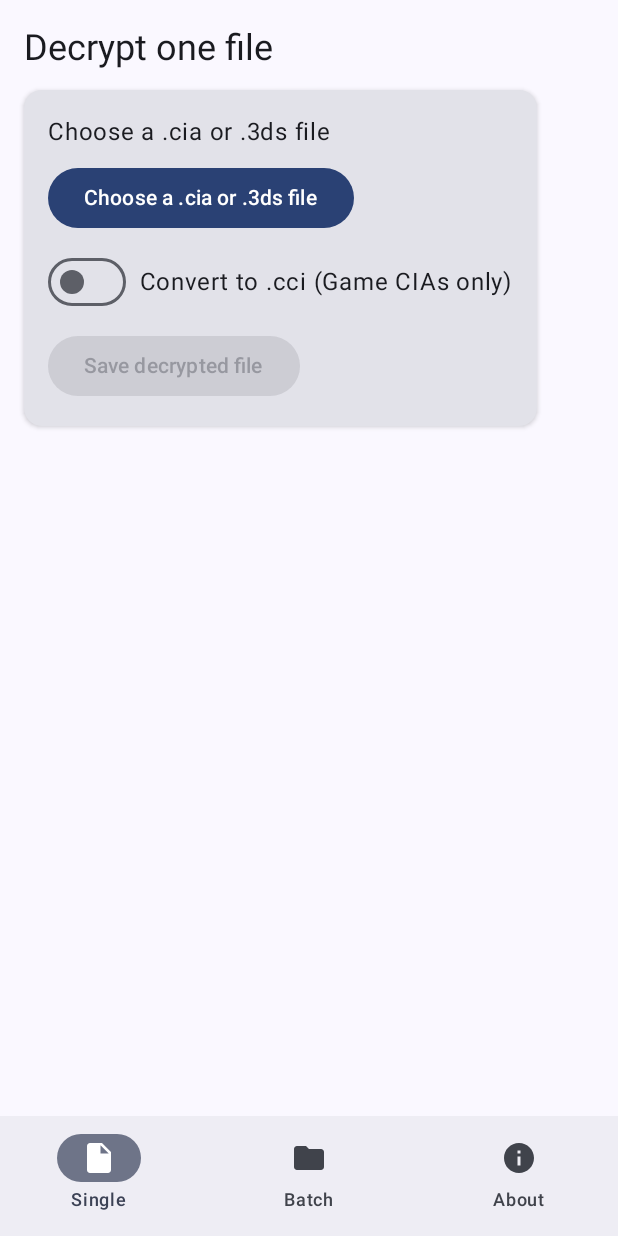
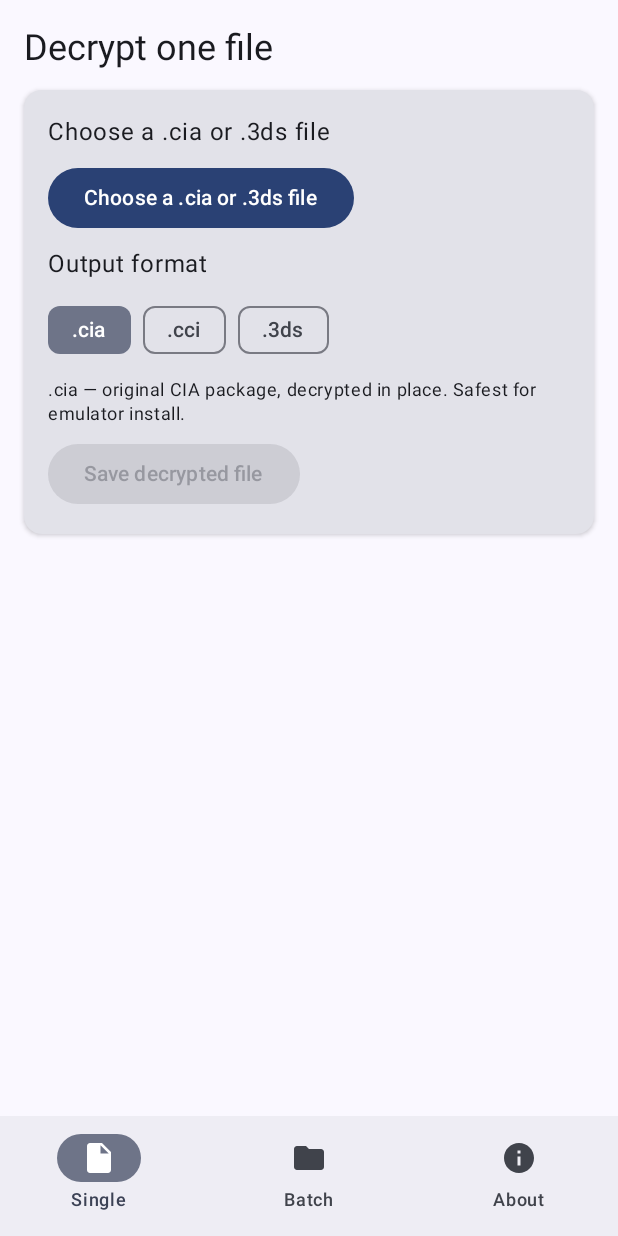
Before and after one commit to Hinoaaaaaf212/cia3ds-android, an Android app built with Jetpack Compose: the screen it shows after launch (MainActivity), on a phone screen of 412 x 824 dp. Run offline under Robolectric (Android 15) with nearby library versions, the light colour scheme and no system bars; our stand-ins replace navigation suite.

Commit message:
Replace wantCci boolean with three-way OutputFormat selector

```diff
--- a/app/src/main/java/io/github/cia3ds/jni/Cia3ds.kt
+++ b/app/src/main/java/io/github/cia3ds/jni/Cia3ds.kt
@@ -26,7 +26,9 @@ class Cia3ds private constructor(private val appCtx: Context) {
 
     /** Native entrypoint; returns 0 on success, 10 if the input was already
      *  decrypted (and the original bytes were copied to the output), or any
-     *  other non-zero value on failure. */
+     *  other non-zero value on failure. The native side treats Cci and
+     *  ThreeDs identically; the only difference at the Kotlin layer is the
+     *  suggested file extension. */
     private external fun nativeDecryptCia(
         inFd: Int,
         outFd: Int,
@@ -50,7 +52,7 @@ class Cia3ds private constructor(private val appCtx: Context) {
     suspend fun decrypt(
         input: Uri,
         output: Uri,
-        wantCci: Boolean,
+        format: OutputFormat,
         originalName: String,
         progressEmit: (Int, String) -> Unit,
     ): DecryptResult = withContext(Dispatchers.IO) {
@@ -78,7 +80,7 @@ class Cia3ds private constructor(private val appCtx: Context) {
                         seedDbPath,
                         tmpDir,
                         originalName,
-                        wantCci,
+                        format.useNcsdRebuild,
                         cb,
                     )
                     if (cont.isActive) cont.resume(code)
@@ -103,10 +105,10 @@ class Cia3ds private constructor(private val appCtx: Context) {
     fun decryptAsFlow(
         input: Uri,
         output: Uri,
-        wantCci: Boolean,
+        format: OutputFormat,
         originalName: String,
     ): Flow<DecryptUpdate> = callbackFlow {
-        val result = decrypt(input, output, wantCci, originalName) { pct, msg ->
+        val result = decrypt(input, output, format, originalName) { pct, msg ->
             trySend(DecryptUpdate.Progress(pct, msg))
         }
         send(DecryptUpdate.Finished(result))
@@ -155,3 +157,16 @@ sealed interface DecryptUpdate {
     data class Progress(val percent: Int, val message: String) : DecryptUpdate
     data class Finished(val result: DecryptResult) : DecryptUpdate
 }
+
+/**
+ * What to write to the user-chosen output Uri after decryption.
+ *
+ * Cci and ThreeDs produce byte-identical NCSD output via makerom -ciatocci;
+ * they only differ in the file extension we suggest to the user. CIA stays
+ * a CIA — no NCSD repack — and is the safest pick for emulator install.
+ */
+enum class OutputFormat(val extension: String, val useNcsdRebuild: Boolean) {
+    Cia("cia", false),
+    Cci("cci", true),
+    ThreeDs("3ds", true),
+}
--- a/app/src/main/java/io/github/cia3ds/service/DecryptionService.kt
+++ b/app/src/main/java/io/github/cia3ds/service/DecryptionService.kt
@@ -13,6 +13,7 @@ import androidx.core.app.NotificationCompat
 import io.github.cia3ds.R
 import io.github.cia3ds.jni.Cia3ds
 import io.github.cia3ds.jni.DecryptResult
+import io.github.cia3ds.jni.OutputFormat
 import io.github.cia3ds.ui.MainActivity
 import kotlinx.coroutines.CoroutineScope
 import kotlinx.coroutines.Dispatchers
@@ -43,7 +44,7 @@ class DecryptionService : Service() {
     private val _state = MutableStateFlow<BatchState>(BatchState.Idle)
     val state: StateFlow<BatchState> = _state.asStateFlow()
 
-    fun startBatch(items: List<BatchItem>, wantCci: Boolean) {
+    fun startBatch(items: List<BatchItem>, format: OutputFormat) {
         if (batchJob?.isActive == true) return
         startForegroundCompat(items.size, 0)
         _state.value = BatchState.Running(0, items.size, "", emptyList())
@@ -54,7 +55,7 @@ class DecryptionService : Service() {
                 _state.value = BatchState.Running(index, items.size, item.displayName, results.toList())
                 updateNotification(items.size, index)
                 val r = runCatching {
-                    engine.decrypt(item.input, item.output, wantCci, item.displayName) { _, _ -> }
+                    engine.decrypt(item.input, item.output, format, item.displayName) { _, _ -> }
                 }.getOrElse { DecryptResult.Failure(it.message ?: "crash") }
                 results += BatchResult(item.displayName, r)
             }
--- a/app/src/main/java/io/github/cia3ds/ui/SingleScreen.kt
+++ b/app/src/main/java/io/github/cia3ds/ui/SingleScreen.kt
@@ -7,18 +7,16 @@ import androidx.activity.result.contract.ActivityResultContracts
 import androidx.compose.foundation.layout.Arrangement
 import androidx.compose.foundation.layout.Column
 import androidx.compose.foundation.layout.Row
-import androidx.compose.foundation.layout.Spacer
 import androidx.compose.foundation.layout.fillMaxSize
 import androidx.compose.foundation.layout.fillMaxWidth
-import androidx.compose.foundation.layout.height
 import androidx.compose.foundation.layout.padding
 import androidx.compose.material3.Button
 import androidx.compose.material3.Card
 import androidx.compose.material3.CardDefaults
 import androidx.compose.material3.LinearProgressIndicator
 import androidx.compose.material3.MaterialTheme
+import androidx.compose.material3.FilterChip
 import androidx.compose.material3.OutlinedButton
-import androidx.compose.material3.Switch
 import androidx.compose.material3.Text
 import androidx.compose.runtime.Composable
 import androidx.compose.runtime.LaunchedEffect
@@ -27,7 +25,6 @@ import androidx.compose.runtime.mutableStateOf
 import androidx.compose.runtime.remember
 import androidx.compose.runtime.rememberCoroutineScope
 import androidx.compose.runtime.setValue
-import androidx.compose.ui.Alignment
 import androidx.compose.ui.Modifier
 import androidx.compose.ui.platform.LocalContext
 import androidx.compose.ui.res.stringResource
@@ -37,8 +34,15 @@ import io.github.cia3ds.R
 import io.github.cia3ds.jni.Cia3ds
 import io.github.cia3ds.jni.DecryptResult
 import io.github.cia3ds.jni.DecryptUpdate
+import io.github.cia3ds.jni.OutputFormat
 import kotlinx.coroutines.flow.collectLatest
 import kotlinx.coroutines.launch
+
+private fun OutputFormat.descriptionRes(): Int = when (this) {
+    OutputFormat.Cia -> R.string.format_desc_cia
+    OutputFormat.Cci -> R.string.format_desc_cci
+    OutputFormat.ThreeDs -> R.string.format_desc_3ds
+}
 
 @Composable
 fun SingleScreen() {
@@ -48,7 +52,7 @@ fun SingleScreen() {
     var input by remember { mutableStateOf<Uri?>(null) }
     var inputName by remember { mutableStateOf<String?>(null) }
     var output by remember { mutableStateOf<Uri?>(null) }
-    var wantCci by remember { mutableStateOf(false) }
+    var format by remember { mutableStateOf(OutputFormat.Cia) }
     var status by remember { mutableStateOf<String>("") }
     var percent by remember { mutableStateOf(0) }
     var isRunning by remember { mutableStateOf(false) }
@@ -100,17 +104,25 @@ fun SingleScreen() {
                 }) {
                     Text(inputName ?: stringResource(R.string.single_pick))
                 }
-                Row(verticalAlignment = Alignment.CenterVertically) {
-                    Switch(checked = wantCci, onCheckedChange = { wantCci = it })
-                    Spacer(Modifier.height(8.dp))
-                    Text("  Convert to .cci (Game CIAs only)")
+                Text(stringResource(R.string.format_label))
+                Row(horizontalArrangement = Arrangement.spacedBy(8.dp)) {
+                    OutputFormat.entries.forEach { f ->
+                        FilterChip(
+                            selected = format == f,
+                            onClick = { format = f },
+                            label = { Text(".${f.extension}") },
+                        )
+                    }
                 }
+                Text(
+                    stringResource(format.descriptionRes()),
+                    style = MaterialTheme.typography.bodySmall,
+                )
                 Button(
                     enabled = input != null && !isRunning,
                     onClick = {
                         val baseName = inputName?.substringBeforeLast('.') ?: "decrypted"
-                        val ext = if (wantCci) "cci" else "cia"
-                        pickOutput.launch("$baseName-decrypted.$ext")
+                        pickOutput.launch("$baseName-decrypted.${format.extension}")
                     },
                 ) { Text(stringResource(R.string.single_save_as)) }
             }
@@ -127,7 +139,7 @@ fun SingleScreen() {
                     Cia3ds.get(ctx).decryptAsFlow(
                         input = inUri,
                         output = outUri,
-                        wantCci = wantCci,
+                        format = format,
                         originalName = inputName ?: "input",
                     ).collectLatest { upd ->
                         when (upd) {
--- a/app/src/main/res/values/strings.xml
+++ b/app/src/main/res/values/strings.xml
@@ -12,6 +12,11 @@
     <string name="single_share">Share</string>
     <string name="single_idle">Pick a file to begin.</string>
     <string name="single_done">Done. Decrypted file ready.</string>
+
+    <string name="format_label">Output format</string>
+    <string name="format_desc_cia">.cia — original CIA package, decrypted in place. Safest for emulator install.</string>
+    <string name="format_desc_cci">.cci — raw NCSD cartridge image. Smaller file; only valid for game CIAs.</string>
+    <string name="format_desc_3ds">.3ds — same NCSD bytes as .cci, with the extension some emulators expect.</string>
 
     <string name="batch_title">Batch decrypt a folder</string>
     <string name="batch_pick_folder">Choose source folder</string>
```
Also changed, not shown: app/src/main/java/io/github/cia3ds/ui/BatchScreen.kt (+14 -9 lines).
